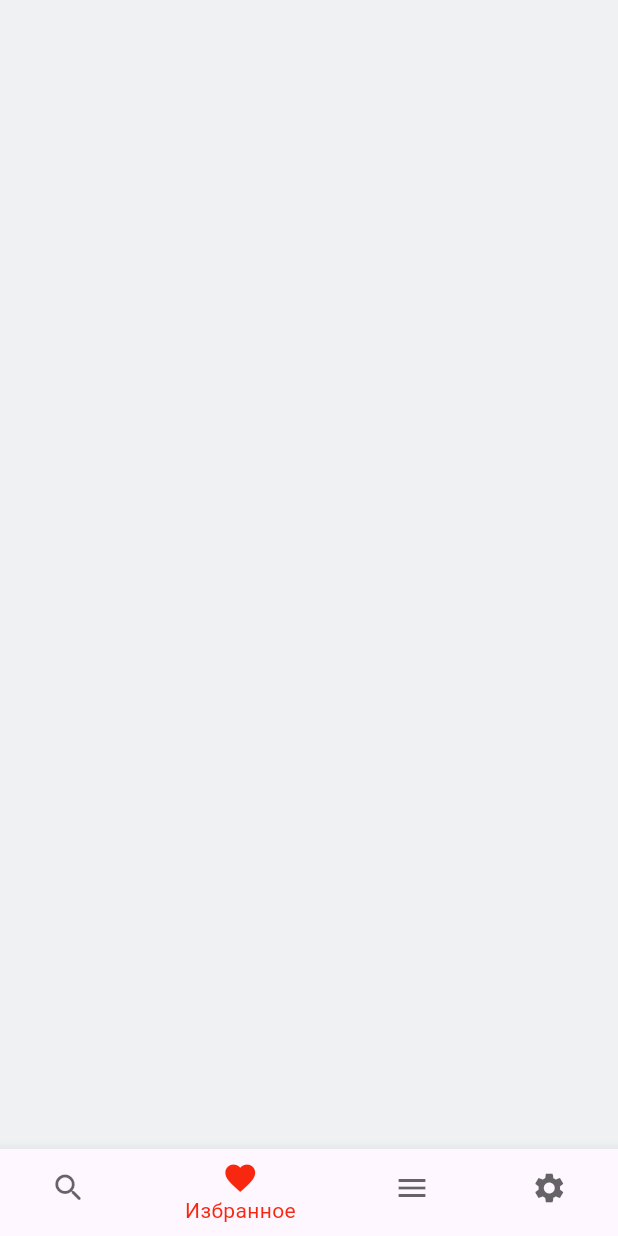
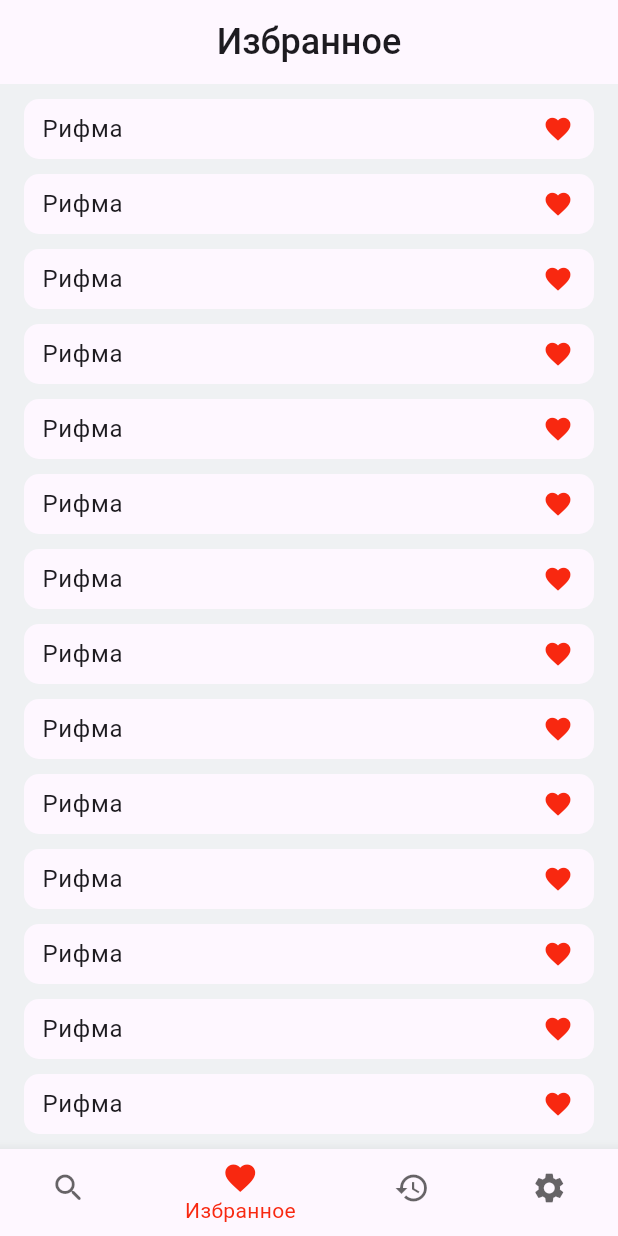
Before and after one commit to dudeel/Rhymer, a Flutter app: the screen it shows after launch, item 2 of the bottom bar chosen, on a phone screen of 412 x 824 dp. Run offline on Flutter 3.47's test engine with Material 2 defaults, Android fonts, the phone set to English and light mode, and no system bars; our stand-ins replace auto_route.

Commit message:
rename Poem to History, add Favorite, refactoring

```diff
--- a/lib/router/router.dart
+++ b/lib/core/router/router.dart
@@ -1,7 +1,7 @@
 import 'package:auto_route/auto_route.dart';
 import 'package:rhymer/features/favorite/favorite.dart';
+import 'package:rhymer/features/history/history.dart';
 import 'package:rhymer/features/home/home.dart';
-import 'package:rhymer/features/poems/poems.dart';
 import 'package:rhymer/features/search/search.dart';
 import 'package:rhymer/features/settings/settings.dart';
 
@@ -17,7 +17,7 @@ class AppRouter extends _$AppRouter {
           children: [
             AutoRoute(page: SearchRoute.page, path: 'search'),
             AutoRoute(page: FavoritesRoute.page, path: 'favorites'),
-            AutoRoute(page: PoemsRoute.page, path: 'poems'),
+            AutoRoute(page: HistoryRoute.page, path: 'poems'),
             AutoRoute(page: SettingRoute.page, path: 'settings'),
           ],
         ),
--- /dev/null
+++ b/lib/core/ui/widgets/base/base_container.dart
@@ -0,0 +1,32 @@
+import 'package:flutter/material.dart';
+
+class BaseContainer extends StatelessWidget {
+  const BaseContainer({
+    Key? key,
+    required this.width,
+    required this.child,
+    this.margin,
+    this.padding = const EdgeInsets.only(left: 12),
+  }) : super(key: key);
+
+  final double width;
+  final Widget child;
+  final EdgeInsets? margin;
+  final EdgeInsets padding;
+
+  @override
+  Widget build(BuildContext context) {
+    final theme = Theme.of(context);
+    return Container(
+      width: width,
+      height: 40,
+      margin: margin,
+      padding: padding,
+      decoration: BoxDecoration(
+        color: theme.cardColor,
+        borderRadius: BorderRadius.circular(10),
+      ),
+      child: child,
+    );
+  }
+}
--- /dev/null
+++ b/lib/core/ui/widgets/rhyme_list_card.dart
@@ -0,0 +1,39 @@
+// ignore_for_file: public_member_api_docs, sort_constructors_first
+import 'package:flutter/material.dart';
+import 'package:rhymer/core/ui/widgets/base/base_container.dart';
+
+class RhymeListCard extends StatelessWidget {
+  const RhymeListCard({
+    Key? key,
+    this.isFavorite = false,
+  }) : super(key: key);
+
+  final bool isFavorite;
+
+  @override
+  Widget build(BuildContext context) {
+    final theme = Theme.of(context);
+    return BaseContainer(
+      width: double.infinity,
+      margin: const EdgeInsets.symmetric(horizontal: 16).copyWith(bottom: 10),
+      child: Row(
+        mainAxisAlignment: MainAxisAlignment.spaceBetween,
+        children: [
+          Text(
+            'Рифма',
+            style: theme.textTheme.bodyLarge,
+          ),
+          IconButton(
+              onPressed: () {},
+              icon: Icon(
+                Icons.favorite,
+                size: 20,
+                color: isFavorite
+                    ? theme.primaryColor
+                    : theme.hintColor.withOpacity(0.2),
+              ))
+        ],
+      ),
+    );
+  }
+}
--- /dev/null
+++ b/lib/core/ui/widgets/widgets.dart
@@ -0,0 +1 @@
+export 'rhyme_list_card.dart';
--- a/lib/features/favorite/view/favorites_screen.dart
+++ b/lib/features/favorite/view/favorites_screen.dart
@@ -1,5 +1,6 @@
 import 'package:auto_route/auto_route.dart';
 import 'package:flutter/material.dart';
+import 'package:rhymer/core/ui/widgets/widgets.dart';
 
 @RoutePage()
 class FavoritesScreen extends StatelessWidget {
@@ -7,6 +8,51 @@ class FavoritesScreen extends StatelessWidget {
 
   @override
   Widget build(BuildContext context) {
-    return const Scaffold();
+    return const CustomScrollView(
+      slivers: [
+        MainAppBar(),
+        SliverToBoxAdapter(child: SizedBox(height: 10)),
+        FeaturesBlock(),
+      ],
+    );
   }
 }
+
+//  Blocks
+class MainAppBar extends StatelessWidget {
+  const MainAppBar({super.key});
+
+  @override
+  Widget build(BuildContext context) {
+    return const SliverAppBar(
+      pinned: false,
+      snap: true,
+      floating: true,
+      centerTitle: true,
+      title: Text(
+        'Избранное',
+        style: TextStyle(
+          fontSize: 24,
+          fontWeight: FontWeight.w500,
+        ),
+      ),
+      elevation: 0,
+      surfaceTintColor: Colors.transparent,
+    );
+  }
+}
+
+class FeaturesBlock extends StatelessWidget {
+  const FeaturesBlock({
+    super.key,
+  });
+
+  @override
+  Widget build(BuildContext context) {
+    return SliverList.builder(
+        itemCount: 30,
+        itemBuilder: (context, index) => const RhymeListCard(
+              isFavorite: true,
+            ));
+  }
+}
--- /dev/null
+++ b/lib/features/history/history.dart
@@ -0,0 +1 @@
+export 'view/history.dart';
--- /dev/null
+++ b/lib/features/history/view/history.dart
@@ -0,0 +1 @@
+export 'history_screen.dart';
--- a/lib/features/poems/view/poems_screen.dart
+++ b/lib/features/history/view/history_screen.dart
@@ -2,8 +2,8 @@ import 'package:auto_route/auto_route.dart';
 import 'package:flutter/material.dart';
 
 @RoutePage()
-class PoemsScreen extends StatelessWidget {
-  const PoemsScreen({super.key});
+class HistoryScreen extends StatelessWidget {
+  const HistoryScreen({super.key});
 
   @override
   Widget build(BuildContext context) {
--- a/lib/features/home/view/home_screen.dart
+++ b/lib/features/home/view/home_screen.dart
@@ -1,6 +1,6 @@
 import 'package:auto_route/auto_route.dart';
 import 'package:flutter/material.dart';
-import 'package:rhymer/router/router.dart';
+import 'package:rhymer/core/router/router.dart';
 
 @RoutePage()
 class HomeScreen extends StatelessWidget {
@@ -17,7 +17,7 @@ class HomeScreen extends StatelessWidget {
       routes: const [
         SearchRoute(),
         FavoritesRoute(),
-        PoemsRoute(),
+        HistoryRoute(),
         SettingRoute(),
       ],
       builder: (context, child) {
@@ -40,8 +40,8 @@ class HomeScreen extends StatelessWidget {
                 label: 'Избранное',
               ),
               BottomNavigationBarItem(
-                icon: Icon(Icons.menu),
-                label: 'Стихи',
+                icon: Icon(Icons.history),
+                label: 'История',
               ),
               BottomNavigationBarItem(
                 icon: Icon(Icons.settings),
--- a/lib/features/poems/poems.dart
+++ /dev/null
@@ -1 +0,0 @@
-export 'view/view.dart';
--- a/lib/features/poems/view/view.dart
+++ /dev/null
@@ -1 +0,0 @@
-export 'poems_screen.dart';
--- /dev/null
+++ b/lib/features/search/widgets/widgets.dart
@@ -0,0 +1,2 @@
+export 'rhyme_history_card.dart';
+export 'searh_line.dart';
--- a/lib/main.dart
+++ b/lib/main.dart
@@ -1,5 +1,5 @@
 import 'package:flutter/material.dart';
-import 'package:rhymer/router/router.dart';
+import 'package:rhymer/core/router/router.dart';
 
 void main() {
   runApp(const RhymerApp());
```
Also changed, not shown: lib/features/search/view/search_screen.dart (+2 -133 lines), lib/features/search/widgets/rhyme_history_card.dart (added, +36 -0 lines), lib/features/search/widgets/searh_line.dart (added, +36 -0 lines), lib/core/router/router.gr.dart.
